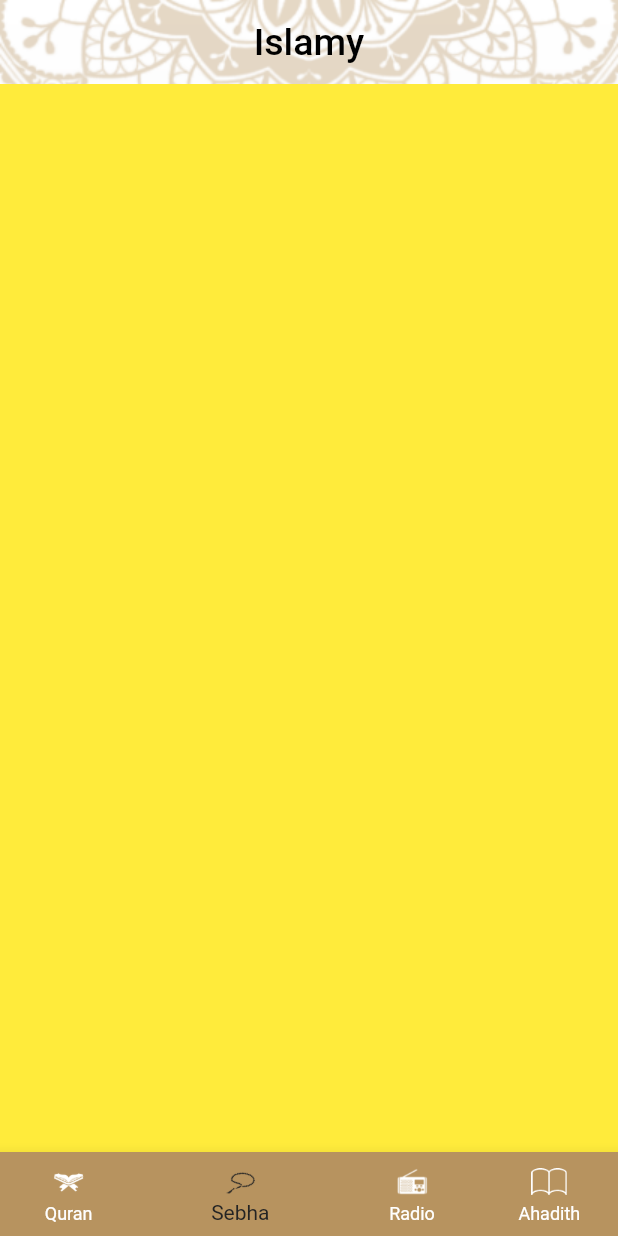
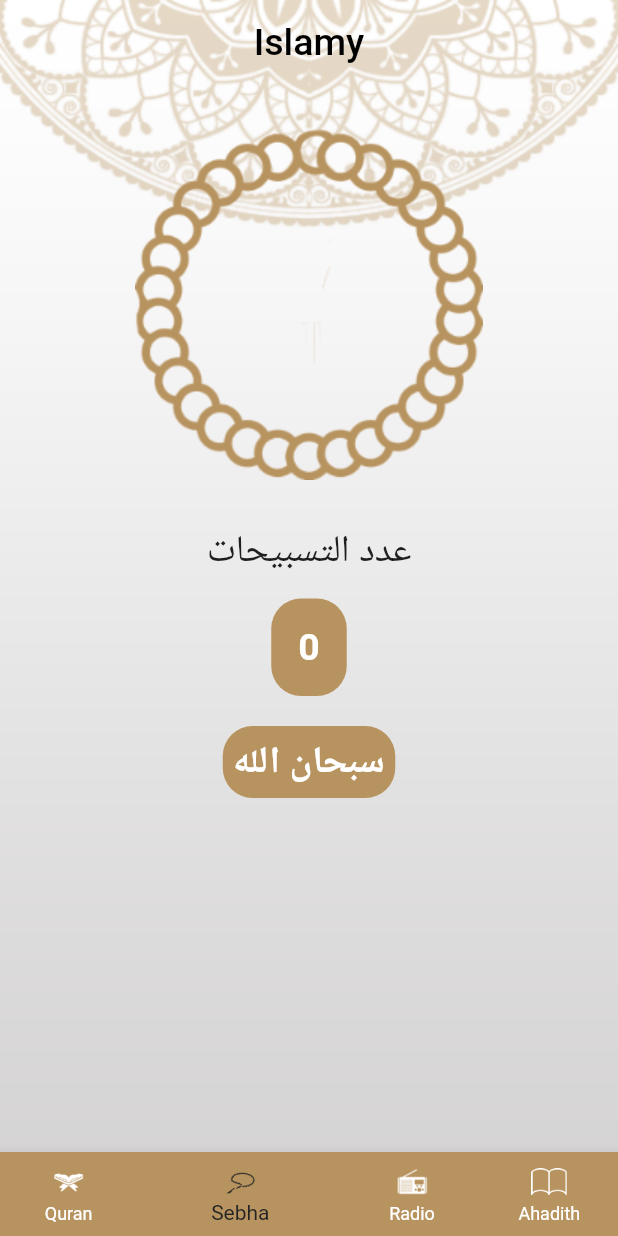
Before and after one commit to mohamedabozeid2/IslamyApp, a Flutter app: the screen it shows after launch, item 2 of the bottom bar chosen, on a phone screen of 412 x 824 dp. Run offline on Flutter 3.47's test engine with Material 2 defaults, Android fonts, the phone set to English and light mode, and no system bars.

Commit message:
added sebha screen

```diff
--- a/lib/quran/quran.dart
+++ b/lib/modules/quran/quran.dart
@@ -1,5 +1,5 @@
 import 'package:flutter/material.dart';
-import 'package:islamy_app/quran/SuraName.dart';
+import 'package:islamy_app/modules/quran/SuraName.dart';
 import 'package:islamy_app/styles/themes.dart';
 
 class QuranPage extends StatelessWidget {
--- /dev/null
+++ b/lib/modules/sebha/sebha.dart
@@ -0,0 +1,97 @@
+import 'package:flutter/cupertino.dart';
+import 'package:flutter/material.dart';
+import 'package:islamy_app/styles/themes.dart';
+
+class SebhaPage extends StatefulWidget {
+
+  @override
+  State<SebhaPage> createState() => _SebhaPageState();
+}
+
+class _SebhaPageState extends State<SebhaPage> {
+  int counter = 0;
+  int index = 0;
+  List<String> tspeh = [
+    'سبحان الله',
+    'الله اكبر',
+    'الحمد لله',
+    'لا اله الا الله',
+    'استغفر الله',
+  ];
+
+  @override
+  Widget build(BuildContext context) {
+    return SizedBox(
+      width: double.infinity,
+      child: Column(
+        crossAxisAlignment: CrossAxisAlignment.center,
+        children: [
+          Container(
+            margin: const EdgeInsets.symmetric(vertical: 30),
+            child: InkWell(
+              onTap: (){
+                counter++;
+                if(counter == 30){
+                  index++;
+                  counter = 0;
+                  if(index == tspeh.length-1){
+                    index = 0;
+                  }
+                }
+                setState(() {
+
+                });
+              },
+              child: const Image(
+                image: AssetImage(
+                  'assets/images/body_sebha_logo.png'
+                ),
+              ),
+            ),
+          ),
+          Container(
+            margin: const EdgeInsets.fromLTRB(0, 0, 0, 15),
+            child: const Text(
+                "عدد التسبيحات",
+                style: TextStyle(
+                  fontSize: 25,
+                  fontWeight: FontWeight.w500
+                ),
+            ),
+          ),
+          Container(
+            decoration: BoxDecoration(
+              borderRadius: BorderRadius.circular(20),
+              color: MyThemeData.primaryColor,
+            ),
+            padding: const EdgeInsets.all(18),
+            child: Text(
+              "$counter",
+              style: const TextStyle(
+                fontSize: 25,
+                color: Colors.white,
+                fontWeight: FontWeight.bold
+              ),
+            ),
+          ),
+          Container(
+            margin: const EdgeInsets.fromLTRB(0, 20, 0, 0),
+            padding: const EdgeInsets.all(7),
+            decoration: BoxDecoration(
+              color: MyThemeData.primaryColor,
+              borderRadius: BorderRadius.circular(20),
+            ),
+            child: Text(
+              tspeh[index],
+              style: const TextStyle(
+                color: Colors.white,
+                fontWeight: FontWeight.bold,
+                fontSize: 25,
+              ),
+            ),
+          )
+        ],
+      ),
+    );
+  }
+}
--- a/lib/sebha/sebha.dart
+++ /dev/null
@@ -1,12 +0,0 @@
-import 'package:flutter/material.dart';
-
-class SebhaPage extends StatelessWidget {
-  const SebhaPage({Key? key}) : super(key: key);
-
-  @override
-  Widget build(BuildContext context) {
-    return Container(
-      color: Colors.yellow,
-    );
-  }
-}
```
Also changed, not shown: lib/home.dart (+5 -4 lines), lib/modules/ahadeth/ahadeth.dart (renamed from lib/ahadeth/ahadeth.dart), lib/modules/quran/SuraName.dart (renamed from lib/quran/SuraName.dart), lib/modules/radio/radio.dart (renamed from lib/radio/radio.dart).
